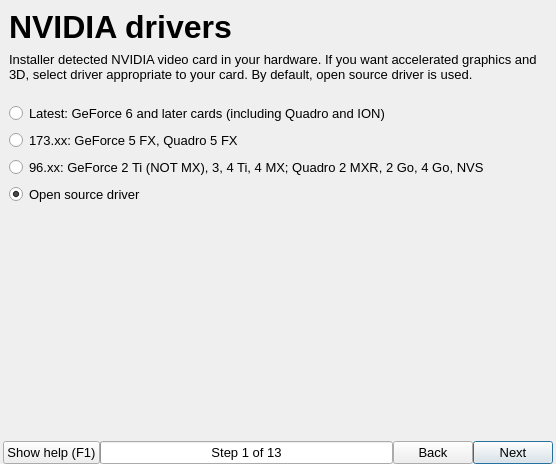
Before: the Qt Designer form guiinstaller/guisetup/mainwindow.ui in aix27249/mpkg, drawn with Qt 5.
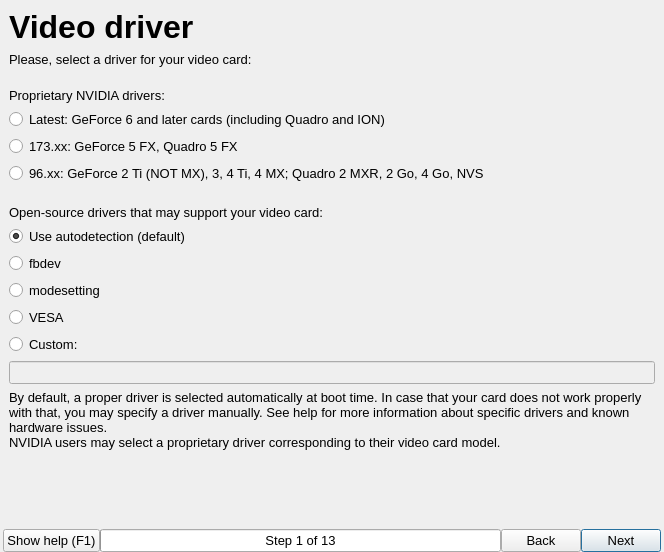
After: the same form once the commit is applied. The open tabs and pages were chosen to show the change. Icons and pictures are not drawn.

Commit message: Video driver selection (and even custom selection) implementation

```diff
--- a/guiinstaller/guisetup/mainwindow.ui
+++ b/guiinstaller/guisetup/mainwindow.ui
@@ -6,8 +6,8 @@
    <rect>
     <x>0</x>
     <y>0</y>
-    <width>556</width>
-    <height>464</height>
+    <width>664</width>
+    <height>552</height>
    </rect>
   </property>
   <property name="maximumSize">
@@ -999,7 +999,7 @@
 &lt;html&gt;&lt;head&gt;&lt;meta name=&quot;qrichtext&quot; content=&quot;1&quot; /&gt;&lt;style type=&quot;text/css&quot;&gt;
 p, li { white-space: pre-wrap; }
 &lt;/style&gt;&lt;/head&gt;&lt;body style=&quot; font-family:'Droid Sans'; font-size:10pt; font-weight:400; font-style:normal;&quot;&gt;
-&lt;p style=&quot; margin-top:0px; margin-bottom:0px; margin-left:0px; margin-right:0px; -qt-block-indent:0; text-indent:0px;&quot;&gt;&lt;span style=&quot; font-family:'Tahoma'; font-size:24pt; font-weight:600;&quot;&gt;NVIDIA drivers&lt;/span&gt;&lt;/p&gt;&lt;/body&gt;&lt;/html&gt;</string>
+&lt;p style=&quot; margin-top:0px; margin-bottom:0px; margin-left:0px; margin-right:0px; -qt-block-indent:0; text-indent:0px;&quot;&gt;&lt;span style=&quot; font-family:'Tahoma'; font-size:24pt; font-weight:600;&quot;&gt;Video driver&lt;/span&gt;&lt;/p&gt;&lt;/body&gt;&lt;/html&gt;</string>
             </property>
             <property name="wordWrap">
              <bool>false</bool>
@@ -1054,7 +1054,7 @@
         <item>
          <widget class="QLabel" name="label_60">
           <property name="text">
-           <string>Installer detected NVIDIA video card in your hardware. If you want accelerated graphics and 3D, select driver appropriate to your card. By default, open source driver is used.</string>
+           <string>Please, select a driver for your video card:</string>
           </property>
           <property name="wordWrap">
            <bool>true</bool>
@@ -1077,6 +1077,13 @@
           </property>
          </spacer>
         </item>
+        <item>
+         <widget class="QLabel" name="nvidiaProprietaryDriverLabel">
+          <property name="text">
+           <string>Proprietary NVIDIA drivers:</string>
+          </property>
+         </widget>
+        </item>
         <item>
          <widget class="QRadioButton" name="nvidiaLatestRadioButton">
           <property name="text">
@@ -1105,15 +1112,84 @@
          </widget>
         </item>
         <item>
-         <widget class="QRadioButton" name="nvidiaNVRadioButton">
+         <spacer name="verticalSpacer_41">
+          <property name="orientation">
+           <enum>Qt::Vertical</enum>
+          </property>
+          <property name="sizeType">
+           <enum>QSizePolicy::Fixed</enum>
+          </property>
+          <property name="sizeHint" stdset="0">
+           <size>
+            <width>20</width>
+            <height>15</height>
+           </size>
+          </property>
+         </spacer>
+        </item>
+        <item>
+         <widget class="QLabel" name="label_7">
           <property name="text">
-           <string>Open source driver</string>
+           <string>Open-source drivers that may support your video card:</string>
+          </property>
+         </widget>
+        </item>
+        <item>
+         <widget class="QRadioButton" name="xorgDriverAutodetectRadioButton">
+          <property name="text">
+           <string>Use autodetection (default)</string>
           </property>
           <property name="checked">
            <bool>true</bool>
           </property>
          </widget>
         </item>
+        <item>
+         <widget class="QRadioButton" name="xorgDriverFbdevRadioButton">
+          <property name="text">
+           <string>fbdev</string>
+          </property>
+         </widget>
+        </item>
+        <item>
+         <widget class="QRadioButton" name="xorgDriverModesettingRadioButton">
+          <property name="text">
+           <string>modesetting</string>
+          </property>
+         </widget>
+        </item>
+        <item>
+         <widget class="QRadioButton" name="xorgDriverVesaRadioButton">
+          <property name="text">
+           <string>VESA</string>
+          </property>
+         </widget>
+        </item>
+        <item>
+         <widget class="QRadioButton" name="xorgDriverCustomRadioButton">
+          <property name="text">
+           <string>Custom:</string>
+          </property>
+         </widget>
+        </item>
+        <item>
+         <widget class="QLineEdit" name="xorgDriverCustomEdit">
+          <property name="enabled">
+           <bool>false</bool>
+          </property>
+         </widget>
+        </item>
+        <item>
+         <widget class="QLabel" name="label_9">
+          <property name="text">
+           <string>By default, a proper driver is selected automatically at boot time. In case that your card does not work properly with that, you may specify a driver manually. See help for more information about specific drivers and known hardware issues.
+NVIDIA users may select a proprietary driver corresponding to their video card model.</string>
+          </property>
+          <property name="wordWrap">
+           <bool>true</bool>
+          </property>
+         </widget>
+        </item>
         <item>
          <spacer name="verticalSpacer_40">
           <property name="orientation">
```
Left out of the diff: 47 changed lines with no effect on the pictures. The commit also changes 4 other files.
